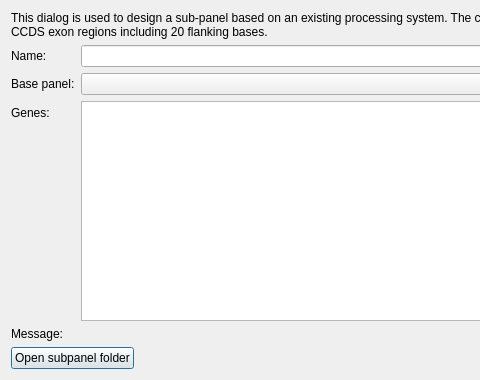
First picture: the form in src/GSvar/SubpanelDesignDialog.ui, repository imgag/ngs-bits, before the edit; both pictures show x 0 to 480 and y 0 to 380 of the 702 by 380 pixel window.
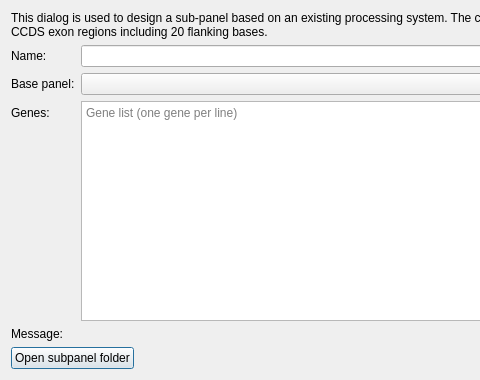
Second picture: the form after the edit.

What changed in the file:
```diff
--- a/src/GSvar/SubpanelDesignDialog.ui
+++ b/src/GSvar/SubpanelDesignDialog.ui
@@ -74,6 +74,9 @@
        <verstretch>1</verstretch>
       </sizepolicy>
      </property>
+     <property name="placeholderText">
+      <string>Gene list (one gene per line)</string>
+     </property>
     </widget>
    </item>
    <item row="5" column="0">
```
